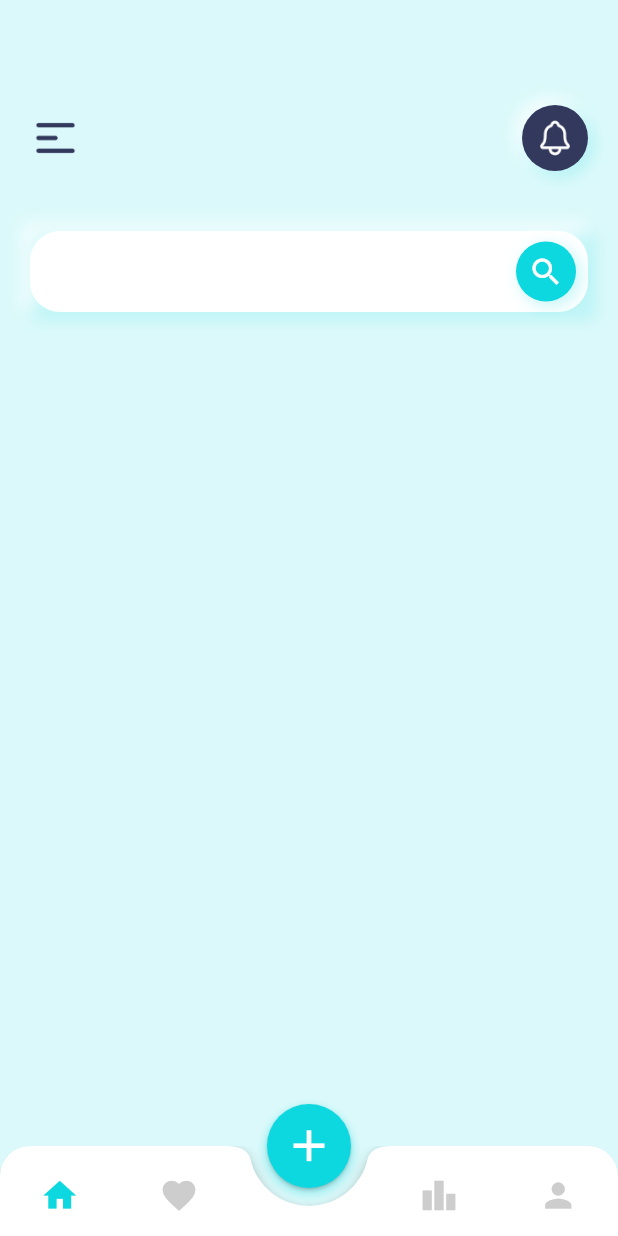
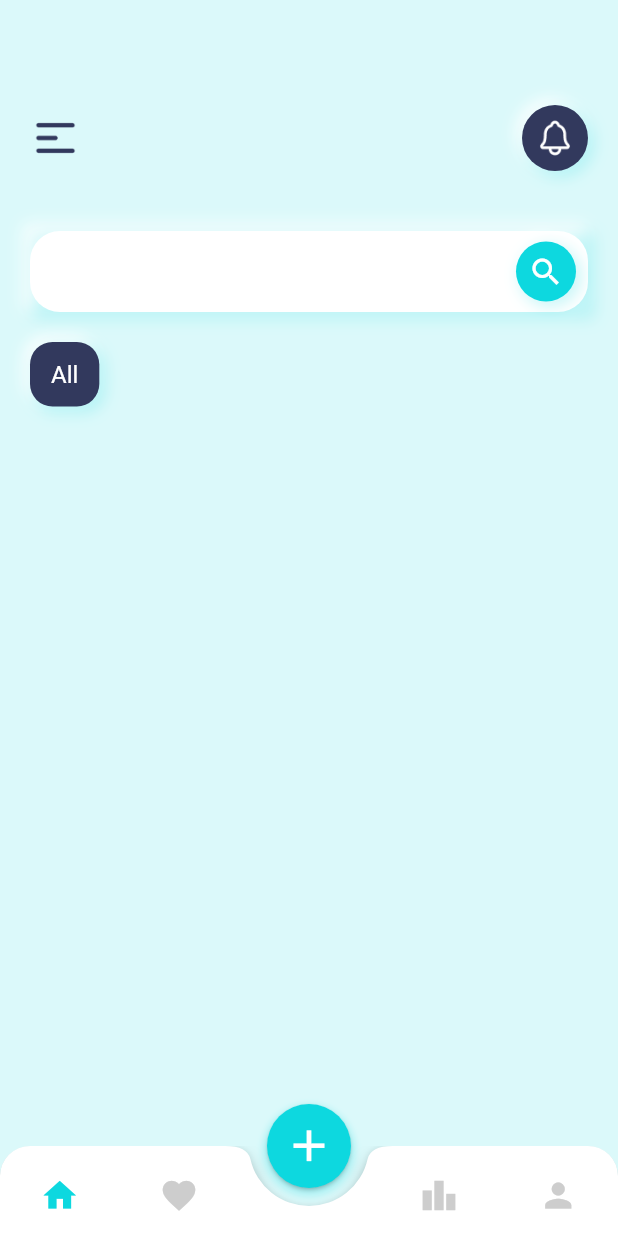
Before and after one commit to JayeshPatil18/GHR-Incog, a Flutter app: the screen it shows after launch, on a phone screen of 412 x 824 dp. Run offline on Flutter 3.47's test engine with Material 2 defaults, Android fonts, the phone set to English and light mode, and no system bars; our stand-ins replace flutter_bloc, font_awesome_flutter.

Commit message:
after food commit

```diff
--- a/lib/constants/boarder.dart
+++ b/lib/constants/boarder.dart
@@ -2,6 +2,7 @@ import 'package:review_app/constants/color.dart';
 
 class AppBoarderRadius {
   static const searchBarRadius = 20.0;
+  static const filterRadius = 15.0;
 }
 
 class AppBoarderColor {
--- a/lib/features/reviews/presentation/pages/home.dart
+++ b/lib/features/reviews/presentation/pages/home.dart
@@ -4,6 +4,7 @@ import 'package:flutter/src/widgets/framework.dart';
 import 'package:review_app/constants/color.dart';
 import 'package:review_app/constants/icon_size.dart';
 import 'package:review_app/features/reviews/presentation/widgets/circle_button.dart';
+import 'package:review_app/features/reviews/presentation/widgets/dropdown.dart';
 import 'package:review_app/features/reviews/presentation/widgets/shadow.dart';
 
 import '../../../../constants/boarder.dart';
@@ -97,6 +98,20 @@ class _HomePageState extends State<HomePage> {
                 ),
               ],
             ),
+            SizedBox(height : 20),
+            Row(
+              children: [
+                Container(
+                  decoration: BoxDecoration(
+                    boxShadow: ContainerShadow.boxShadow,
+                    color: AppColors.textColor,
+                    borderRadius: BorderRadius.circular(AppBoarderRadius.filterRadius),
+                  ),
+                  padding: EdgeInsets.only(top: 12, bottom: 12, left: 14, right: 14),
+                  child: Text('All', style: filterText()),
+                ),
+              ],
+            )
           ],
         ),
       ),
--- a/lib/utils/fonts.dart
+++ b/lib/utils/fonts.dart
@@ -14,8 +14,9 @@ TextStyle videoTextTitle(){
   return const TextStyle(fontSize: 24, fontWeight: FontWeight.bold, color: AppColors.textColor);
 }
 
-TextStyle subText(){
-  return const TextStyle(fontSize: 16, color: AppColors.textColor);
+// In use
+TextStyle filterText(){
+  return const TextStyle(fontSize: 16, fontWeight: FontWeight.w400, color: AppColors.primaryColor30);
 }
 
 // In use
```
Also changed, not shown: lib/features/reviews/presentation/widgets/dropdown.dart (added, +48 -0 lines), lib/utils/dropdown_items.dart (added, +10 -0 lines).
